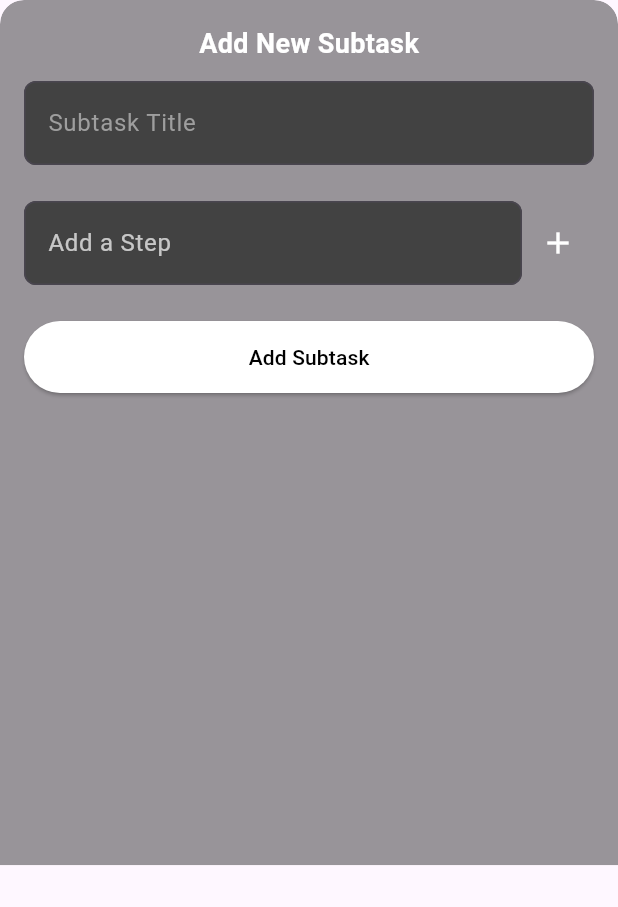
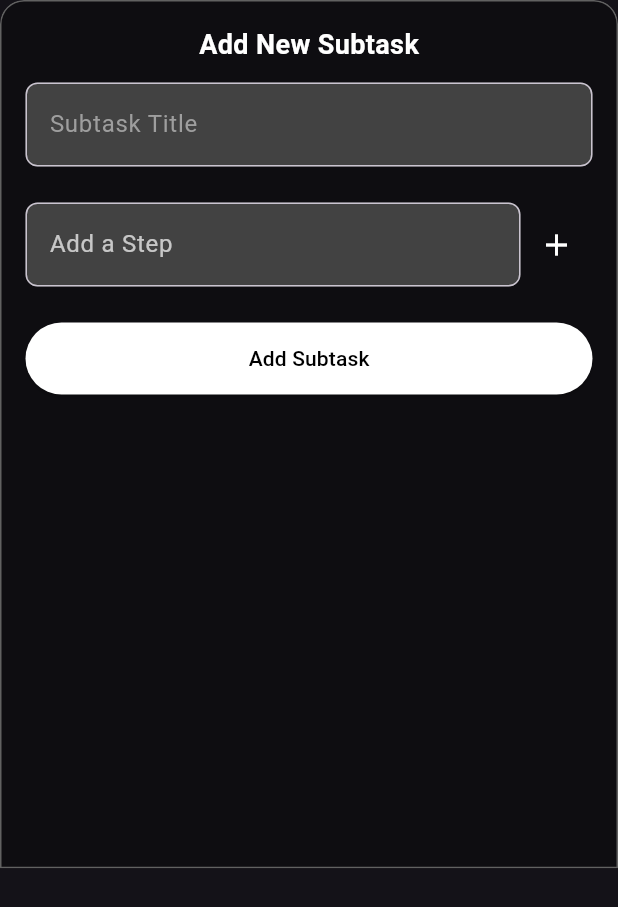
Before and after one commit to AnandhuA/TaskFlow-, a Flutter app: the AddSubTaskSheet widget shown alone on an empty page, opened directly with empty values, after a tap on "Add Subtask", on a phone screen of 412 x 824 dp. Shown: the top 907 px of the screen. Run offline on Flutter 3.47's test engine with Material 3 defaults, Android fonts, the phone set to English and light mode, and no system bars; our stand-ins replace flutter_bloc, google_nav_bar, hive_flutter, lottie; accounts and stored records are empty.

```diff
--- a/analysis_options.yaml
+++ b/analysis_options.yaml
@@ -7,6 +7,9 @@
 
 # The following line activates a set of recommended lints for Flutter apps,
 # packages, and plugins designed to encourage good coding practices.
+analyzer:
+  errors:
+    deprecated_member_use: ignore
 include: package:flutter_lints/flutter.yaml
 
 linter:
--- /dev/null
+++ b/lib/core/helper_funtions.dart
@@ -0,0 +1,6 @@
+import 'package:intl/intl.dart';
+
+String formatDate(DateTime date) {
+  final formatter = DateFormat('dd MMM yyyy, h:mm a');
+  return formatter.format(date);
+}
--- a/lib/main.dart
+++ b/lib/main.dart
@@ -26,7 +26,7 @@ class MyApp extends StatelessWidget {
         home: MainScreen(),
         theme: ThemeData.light(),
         darkTheme: ThemeData.dark(),
-        themeMode: ThemeMode.system,
+        themeMode: ThemeMode.dark,
       ),
     );
   }
--- a/lib/screens/main_screen.dart
+++ b/lib/screens/main_screen.dart
@@ -47,7 +47,7 @@ class _MainScreenState extends State<MainScreen> {
       body: PageView(
         controller: _pageController,
         onPageChanged: _onPageChanged,
-        children: const [MyTaskScreen(), AddTask(), AddTaskGptScreen()],
+        children:  [MyTaskScreen(), AddTask(), AddTaskGptScreen()],
       ),
       bottomNavigationBar: Container(
         color: Colors.black,
--- a/lib/widgets/bottom_sheet.dart
+++ b/lib/widgets/add_sub_task_bottom_sheet.dart
@@ -3,9 +3,14 @@ import 'package:flutter/material.dart';
 import 'package:task_flow/models/task_model.dart';
 
 class AddSubTaskSheet extends StatefulWidget {
-  final Function(SubTask) onSubtaskAdded;
+  final SubTask? existingSubTask;
+  final Function(SubTask) onSubtaskSaved;
 
-  const AddSubTaskSheet({super.key, required this.onSubtaskAdded});
+  const AddSubTaskSheet({
+    super.key,
+    this.existingSubTask,
+    required this.onSubtaskSaved,
+  });
 
   @override
   State<AddSubTaskSheet> createState() => _AddSubTaskSheetState();
@@ -19,14 +24,26 @@ class _AddSubTaskSheetState extends State<AddSubTaskSheet> {
   List<String> steps = [];
 
   @override
+  void initState() {
+    super.initState();
+
+    if (widget.existingSubTask != null) {
+      titleController.text = widget.existingSubTask!.title;
+      priority = widget.existingSubTask!.priority;
+      steps = List<String>.from(widget.existingSubTask!.steps);
+    }
+  }
+
+  @override
   Widget build(BuildContext context) {
     return ClipRRect(
       borderRadius: const BorderRadius.vertical(top: Radius.circular(16)),
       child: BackdropFilter(
-        filter: ImageFilter.blur(sigmaX: 10, sigmaY: 10),
+        filter: ImageFilter.blur(sigmaX: 5, sigmaY: 5),
         child: Container(
           decoration: BoxDecoration(
-            color: Colors.black.withOpacity(0.4),
+            border: Border.all(color: Colors.grey.shade700),
+            color: Colors.black.withOpacity(0.3),
             borderRadius: const BorderRadius.vertical(top: Radius.circular(16)),
           ),
           child: SizedBox(
@@ -36,9 +53,11 @@ class _AddSubTaskSheetState extends State<AddSubTaskSheet> {
               child: Column(
                 mainAxisSize: MainAxisSize.min,
                 children: [
-                  const Text(
-                    'Add New Subtask',
-                    style: TextStyle(
+                  Text(
+                    widget.existingSubTask != null
+                        ? 'Edit Subtask'
+                        : 'Add New Subtask',
+                    style: const TextStyle(
                       color: Colors.white,
                       fontSize: 18,
                       fontWeight: FontWeight.bold,
@@ -47,7 +66,6 @@ class _AddSubTaskSheetState extends State<AddSubTaskSheet> {
                   const SizedBox(height: 12),
                   TextField(
                     controller: titleController,
-
                     decoration: InputDecoration(
                       hintText: 'Subtask Title',
                       hintStyle: const TextStyle(color: Colors.grey),
@@ -56,7 +74,7 @@ class _AddSubTaskSheetState extends State<AddSubTaskSheet> {
                       border: OutlineInputBorder(
                         borderRadius: BorderRadius.circular(8),
                       ),
-                      focusedBorder: OutlineInputBorder(
+                      focusedBorder: const OutlineInputBorder(
                         borderSide: BorderSide(color: Colors.white),
                       ),
                     ),
@@ -97,7 +115,7 @@ class _AddSubTaskSheetState extends State<AddSubTaskSheet> {
                             border: OutlineInputBorder(
                               borderRadius: BorderRadius.circular(8),
                             ),
-                            focusedBorder: OutlineInputBorder(
+                            focusedBorder: const OutlineInputBorder(
                               borderSide: BorderSide(color: Colors.white),
                             ),
                           ),
@@ -155,20 +173,19 @@ class _AddSubTaskSheetState extends State<AddSubTaskSheet> {
                         );
                       },
                     ),
-
                   const SizedBox(height: 24),
                   ElevatedButton(
                     onPressed: () {
                       if (titleController.text.trim().isEmpty) return;
 
-                      final newSub = SubTask(
+                      final updatedSubtask = SubTask(
                         title: titleController.text.trim(),
                         priority: priority,
                         steps: steps,
-                        completed: false,
+                        completed: widget.existingSubTask?.completed ?? false,
                       );
 
-                      widget.onSubtaskAdded(newSub);
+                      widget.onSubtaskSaved(updatedSubtask);
                       Navigator.pop(context);
                     },
                     style: ElevatedButton.styleFrom(
@@ -176,8 +193,10 @@ class _AddSubTaskSheetState extends State<AddSubTaskSheet> {
                       minimumSize: const Size(double.infinity, 48),
                     ),
                     child: Text(
-                      'Add Subtask',
-                      style: TextStyle(color: Colors.black),
+                      widget.existingSubTask != null
+                          ? 'Save Changes'
+                          : 'Add Subtask',
+                      style: const TextStyle(color: Colors.black),
                     ),
                   ),
                 ],
--- a/pubspec.yaml
+++ b/pubspec.yaml
@@ -20,6 +20,7 @@ dependencies:
   lottie: ^3.3.1
   google_nav_bar: ^5.0.7
   uuid: ^4.5.1
+  intl: ^0.20.2
 
 
 dev_dependencies:
@@ -37,4 +38,5 @@ flutter:
 
   assets:
     - assets/animations/
+    - shorebird.yaml
   #   - images/a_dot_ham.jpeg
```
Also changed, not shown: lib/screens/my_task_screen.dart (+24 -5 lines), lib/screens/view_task_screen.dart (+69 -4 lines), shorebird.yaml (added, +14 -0 lines), pubspec.lock, 1 other file.
